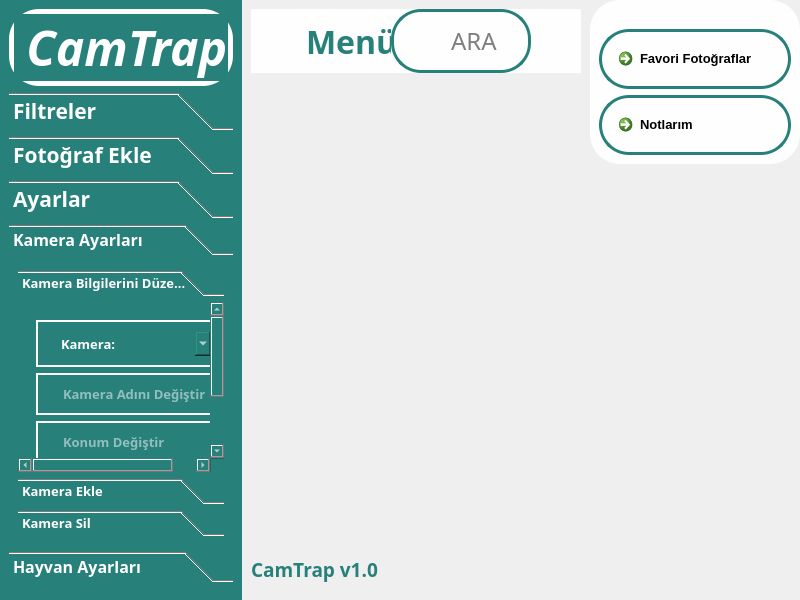
The window that ctmainwindow.ui (kajun1337/Cam_Trap) describes before a commit, drawn with Qt 5.
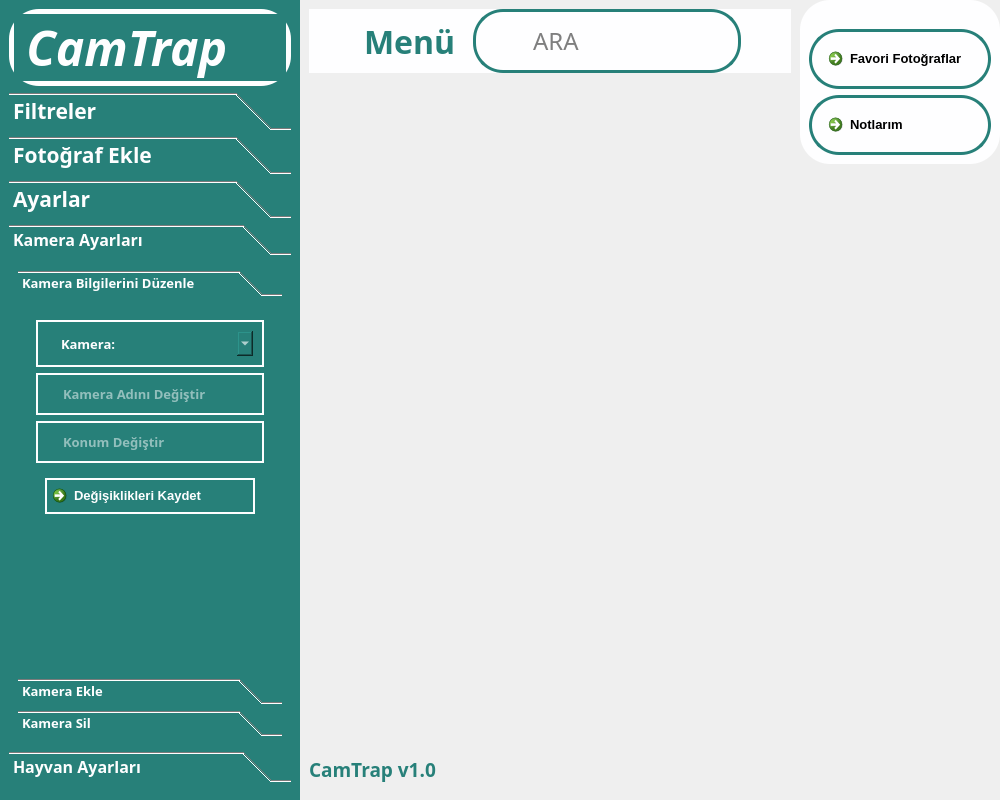
The same window after the commit. The open tabs and pages were chosen to show the change. Icons and pictures are not drawn.

```diff
--- a/ctmainwindow.ui
+++ b/ctmainwindow.ui
@@ -6,8 +6,8 @@
    <rect>
     <x>0</x>
     <y>0</y>
-    <width>800</width>
-    <height>600</height>
+    <width>1000</width>
+    <height>800</height>
    </rect>
   </property>
   <property name="minimumSize">
@@ -191,6 +191,12 @@
     </property>
     <item>
      <widget class="QFrame" name="menu_frame">
+      <property name="minimumSize">
+       <size>
+        <width>300</width>
+        <height>0</height>
+       </size>
+      </property>
       <property name="styleSheet">
        <string notr="true">background-color: rgb(39, 128, 121);</string>
       </property>
@@ -1078,8 +1084,8 @@
               <rect>
                <x>0</x>
                <y>0</y>
-               <width>270</width>
-               <height>355</height>
+               <width>282</width>
+               <height>591</height>
               </rect>
              </property>
              <attribute name="icon">
@@ -1141,8 +1147,8 @@
                      <rect>
                       <x>0</x>
                       <y>0</y>
-                      <width>270</width>
-                      <height>272</height>
+                      <width>282</width>
+                      <height>516</height>
                      </rect>
                     </property>
                     <attribute name="icon">
@@ -1171,8 +1177,8 @@
                          <rect>
                           <x>0</x>
                           <y>0</y>
-                          <width>263</width>
-                          <height>254</height>
+                          <width>264</width>
+                          <height>408</height>
                          </rect>
                         </property>
                         <attribute name="icon">
@@ -2322,6 +2328,12 @@
     </item>
     <item alignment="Qt::AlignTop">
      <widget class="QFrame" name="user_frame">
+      <property name="minimumSize">
+       <size>
+        <width>200</width>
+        <height>0</height>
+       </size>
+      </property>
       <property name="frameShape">
        <enum>QFrame::StyledPanel</enum>
       </property>
```
Left out of the diff: 26 changed lines with no effect on the pictures.
